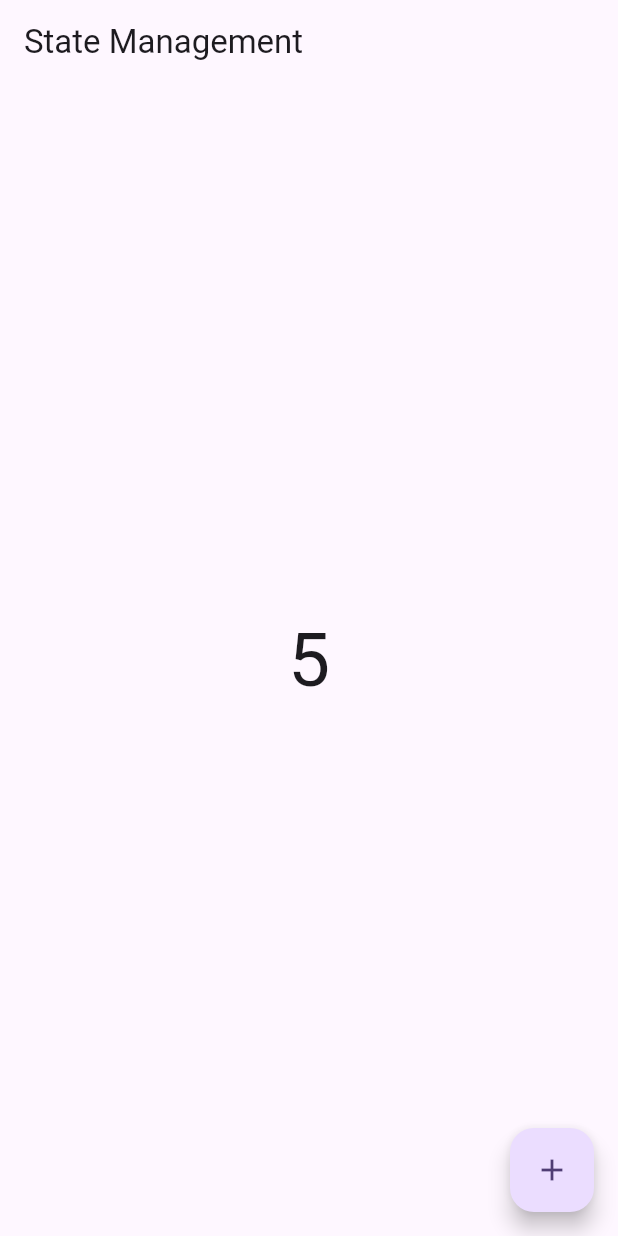
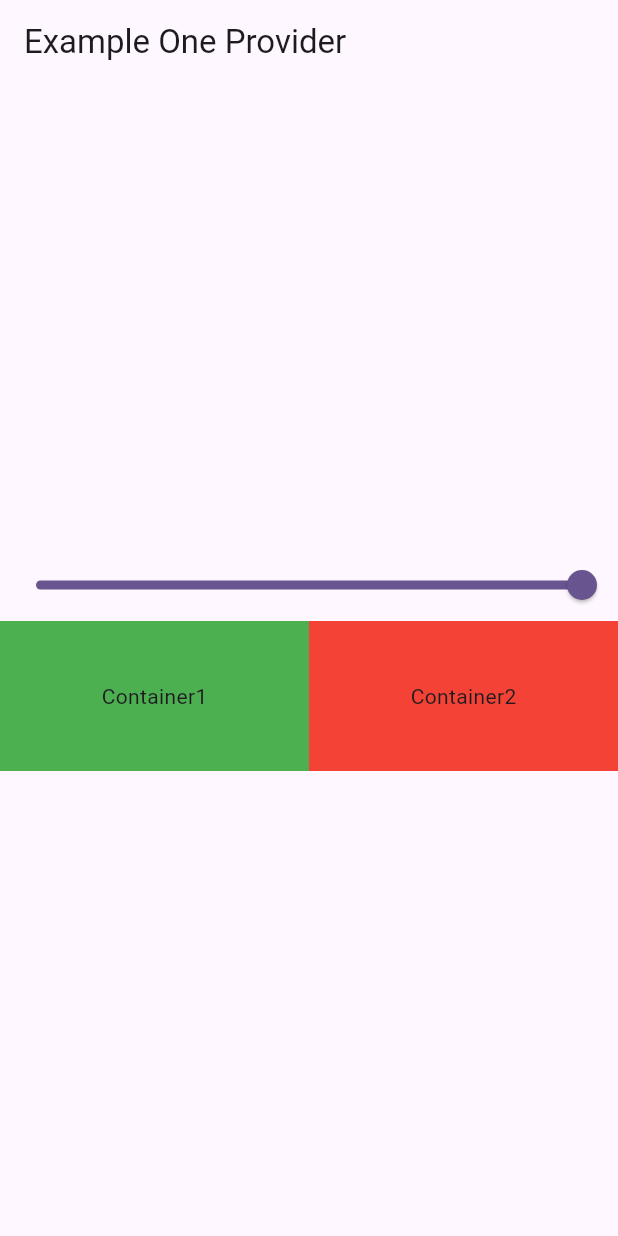
Before and after one commit to Shakshor/provider_state_starting_flutter, a Flutter app: the screen it shows after launch, on a phone screen of 412 x 824 dp. Run offline on Flutter 3.47's test engine with Material 2 defaults, Android fonts, the phone set to English and light mode, and no system bars.

Commit message:
slider with provider done

```diff
--- a/lib/main.dart
+++ b/lib/main.dart
@@ -1,7 +1,9 @@
 import 'package:flutter/material.dart';
 import 'package:provider/provider.dart';
 import 'package:provider_state_management_starting/provider/count_provider.dart';
+import 'package:provider_state_management_starting/provider/example_one_provider.dart';
 import 'package:provider_state_management_starting/screen/count_example.dart';
+import 'package:provider_state_management_starting/screen/example_one.dart';
 import 'package:provider_state_management_starting/why_provider.dart';
 
 void main() {
@@ -16,15 +18,21 @@
   Widget build(BuildContext context) {
 
     // provider declaration
-    return ChangeNotifierProvider(
-      create: (_) => CountProvider(),
+    return MultiProvider(
+
+      // provider initialize
+      providers: [
+        ChangeNotifierProvider(create: (_) => CountProvider()),
+        ChangeNotifierProvider(create: (_) => ExampleOneProvider()),
+      ],
+
       child: MaterialApp(
         title: 'Flutter Demo',
         theme: ThemeData(
           colorScheme: ColorScheme.fromSeed(seedColor: Colors.deepPurple),
           useMaterial3: true,
         ),
-        home: CountExample(),
+        home: ExampleOneScreen(),
       ),
     );
 
--- /dev/null
+++ b/lib/provider/example_one_provider.dart
@@ -0,0 +1,18 @@
+import 'package:flutter/foundation.dart';
+
+class ExampleOneProvider  with ChangeNotifier {
+
+  double _value = 1.0;
+  // get the value
+  double get value => _value;
+
+
+  // set the onChange value of slider
+  void setValue(double newValue){
+
+    _value = newValue;
+    notifyListeners();
+
+  }
+
+}
--- /dev/null
+++ b/lib/screen/example_one.dart
@@ -0,0 +1,115 @@
+import 'package:flutter/material.dart';
+import 'package:provider/provider.dart';
+import 'package:provider_state_management_starting/provider/example_one_provider.dart';
+
+
+class ExampleOneScreen extends StatefulWidget {
+  const ExampleOneScreen({Key? key}) : super(key: key);
+
+  @override
+  State<ExampleOneScreen> createState() => _ExampleOneScreenState();
+}
+
+class _ExampleOneScreenState extends State<ExampleOneScreen> {
+
+  // state
+  // double value = 1.0;
+
+
+  @override
+  Widget build(BuildContext context) {
+
+    // provider declaration
+    // final exampleProvider = Provider.of<ExampleOneProvider>(context , listen: true);
+
+
+    print('build');
+
+    return Scaffold(
+
+      // appBar
+      appBar: AppBar(
+        title: Text('Example One Provider'),
+      ),
+
+      // main body goes here
+      body: Column(
+
+        mainAxisAlignment: MainAxisAlignment.center,
+        crossAxisAlignment: CrossAxisAlignment.center,
+
+        children: [
+
+
+          // slider with Consumer widget
+          Consumer<ExampleOneProvider>(builder: (context, value, child){
+
+            return // value changing
+              Slider(
+                min: 0,
+                max: 1,
+
+                value: value.value,
+
+                onChanged: (newValue){
+
+                  // print(newValue);
+                  // value = newValue;
+                  // setState(() {
+                  //
+                  // });
+
+                  // with provider setValue
+                  value.setValue(newValue);
+
+
+
+                },);
+
+          }),
+
+          Consumer<ExampleOneProvider>(builder: (context, value, child){
+            return Row(
+
+              children: [
+
+                // container - 1
+                Expanded(
+                  child: Container(
+
+                    height: 100,
+                    decoration:  BoxDecoration(
+                      color: Colors.green.withOpacity(value.value),
+                    ),
+                    child: const Center(child: Text('Container1')),
+                  ),
+                ),
+
+                // container - 2
+                Expanded(
+                  child: Container(
+
+                    height: 100,
+                    decoration:  BoxDecoration(
+                      color: Colors.red.withOpacity(value.value),
+                    ),
+                    child: const Center(child: Text('Container2')),
+                  ),
+                ),
+
+              ],
+
+            );
+          }),
+
+
+
+
+
+        ],
+      ),
+
+
+    );
+  }
+}
```
